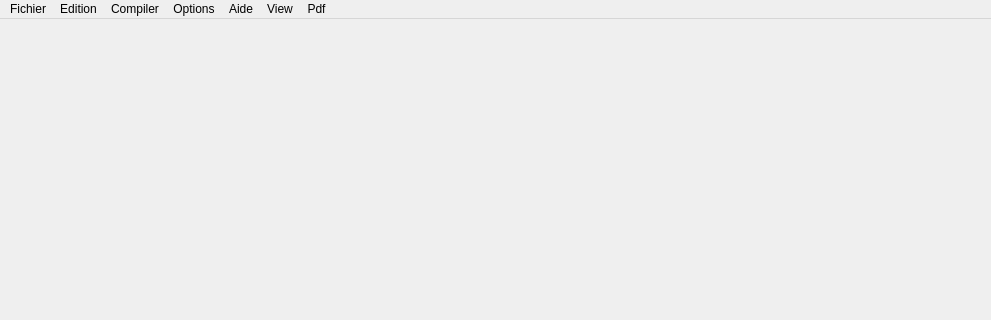
First picture: the form in source/mainwindow.ui, repository Bramas/texiteasy, before the edit; both pictures show x 0 to 991 and y 0 to 320 of the 991 by 633 pixel window.
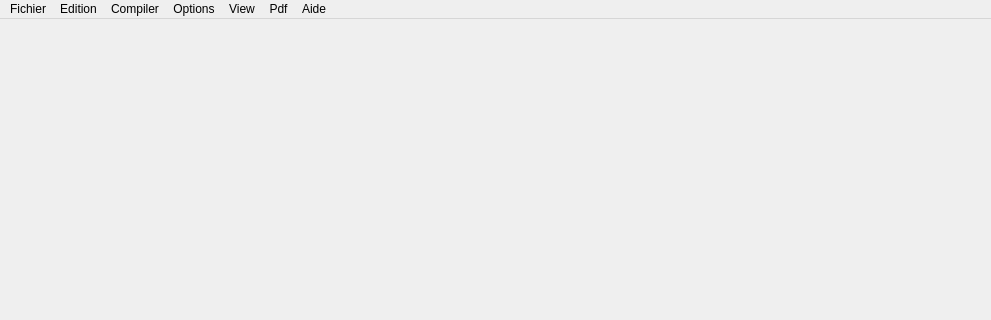
Second picture: the form after the edit.

Diff of the .ui file:
```diff
--- a/source/mainwindow.ui
+++ b/source/mainwindow.ui
@@ -47,7 +47,7 @@
      <x>0</x>
      <y>0</y>
      <width>991</width>
-     <height>22</height>
+     <height>21</height>
     </rect>
    </property>
    <widget class="QMenu" name="menuFichier">
@@ -143,9 +143,9 @@
    <addaction name="menuEdition"/>
    <addaction name="menuBuild"/>
    <addaction name="menuOptions"/>
-   <addaction name="menuAide"/>
    <addaction name="menuView"/>
    <addaction name="menuPdf"/>
+   <addaction name="menuAide"/>
   </widget>
   <action name="actionOpen">
    <property name="text">
```
